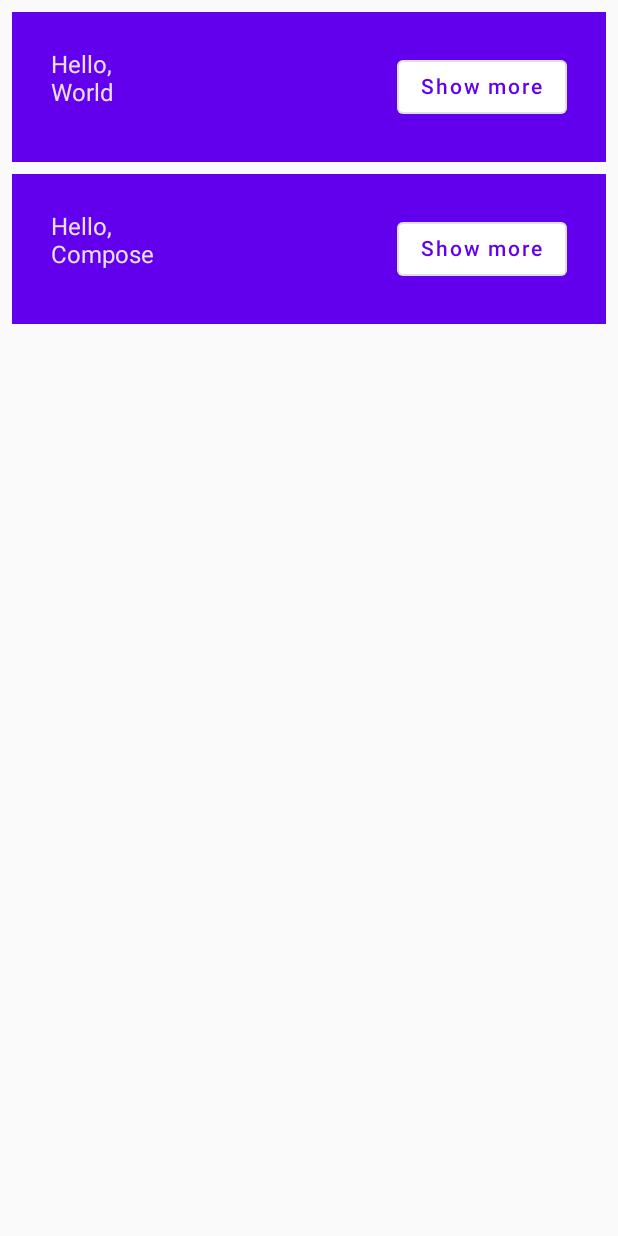
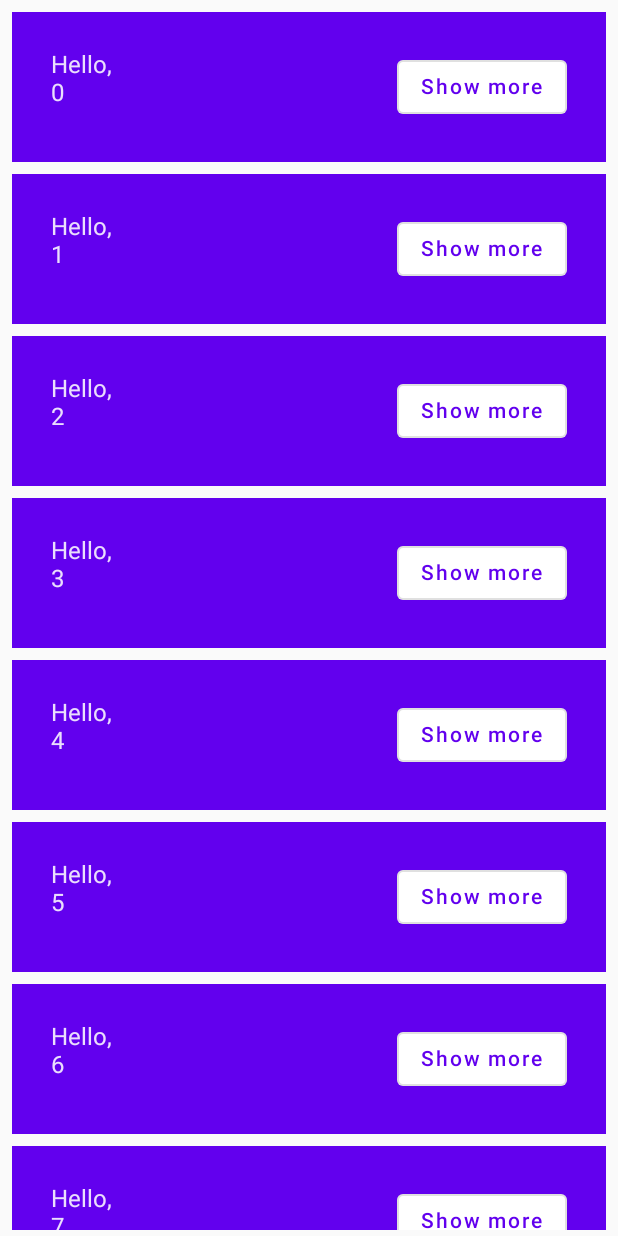
Before and after one commit to littleKingdom26/jetpackCompose, an Android app built with Jetpack Compose: the screen it shows after launch (MainActivity), after a tap on "컨티뉴", on a phone screen of 412 x 824 dp. Run offline under Robolectric (Android 15) with nearby library versions, the phone set to English and light mode, and no system bars.

Commit message:
애니메이션 추가

```diff
--- a/app/src/main/java/kr/co/jetpackcompose/MainActivity.kt
+++ b/app/src/main/java/kr/co/jetpackcompose/MainActivity.kt
@@ -3,9 +3,15 @@ package kr.co.jetpackcompose
 import android.os.Bundle
 import androidx.activity.ComponentActivity
 import androidx.activity.compose.setContent
+import androidx.compose.animation.core.Spring
+import androidx.compose.animation.core.animateDpAsState
+import androidx.compose.animation.core.spring
 import androidx.compose.foundation.layout.*
+import androidx.compose.foundation.lazy.LazyColumn
+import androidx.compose.foundation.lazy.items
 import androidx.compose.material.*
 import androidx.compose.runtime.*
+import androidx.compose.runtime.saveable.rememberSaveable
 import androidx.compose.ui.Alignment
 import androidx.compose.ui.Modifier
 import androidx.compose.ui.tooling.preview.Preview
@@ -25,7 +31,7 @@ class MainActivity : ComponentActivity() {
 
 @Composable
 fun MyApp(){
-    var shouldShowOnboarding by remember { mutableStateOf(true)}
+    var shouldShowOnboarding by rememberSaveable { mutableStateOf(true)}
     if(shouldShowOnboarding){
         OnboardingScreen(onContinueClicked = {shouldShowOnboarding=false})
     }else{
@@ -52,11 +58,13 @@ fun OnboardingScreen(onContinueClicked:() -> Unit){
 }
 
 @Composable
-fun Greetings(names:List<String> = listOf("World","Compose")){
-    Column(Modifier.padding(vertical = 4.dp)){
-        for (name in names){
-            Greeting(name = name)
+fun Greetings(names:List<String> = List(1000){"$it"}){
+    LazyColumn(Modifier.padding(vertical = 4.dp)){
+        items(items = names) {
+            name -> Greeting(name = name)
+
         }
+
     }
 }
 
@@ -64,19 +72,29 @@ fun Greetings(names:List<String> = listOf("World","Compose")){
 @Composable
 fun Greeting(name: String) {
     val expended = remember { mutableStateOf(false)}
-    val extraPadding = if(expended.value) 48.dp else 0.dp
+    val extraPadding by animateDpAsState(if (expended.value) 48.dp else 0.dp ,
+    animationSpec = spring(
+        dampingRatio = Spring.DampingRatioMediumBouncy,
+        stiffness = Spring.StiffnessLow
+    ))
 
-    Surface(color=MaterialTheme.colors.primary,
-            modifier = Modifier.padding(vertical = 4.dp, horizontal = 8.dp)){
-        Row(modifier = Modifier.padding(26.dp)){
-            Column(modifier= Modifier
-                .weight(1f)
-                .padding(bottom = extraPadding)){
+
+
+    Surface(
+        color = MaterialTheme.colors.primary,
+        modifier = Modifier.padding(vertical = 4.dp, horizontal = 8.dp)
+    ) {
+        Row(modifier = Modifier.padding(26.dp)) {
+            Column(
+                modifier = Modifier
+                    .weight(1f)
+                    .padding(bottom = extraPadding.coerceAtLeast(0.dp))
+            ) {
                 Text(text = "Hello,")
                 Text(text = name)
             }
             OutlinedButton(onClick = { expended.value = !expended.value }) {
-                Text(if(expended.value) "Show less" else "Show more")
+                Text(if (expended.value) "Show less" else "Show more")
             }
 
         }
```
